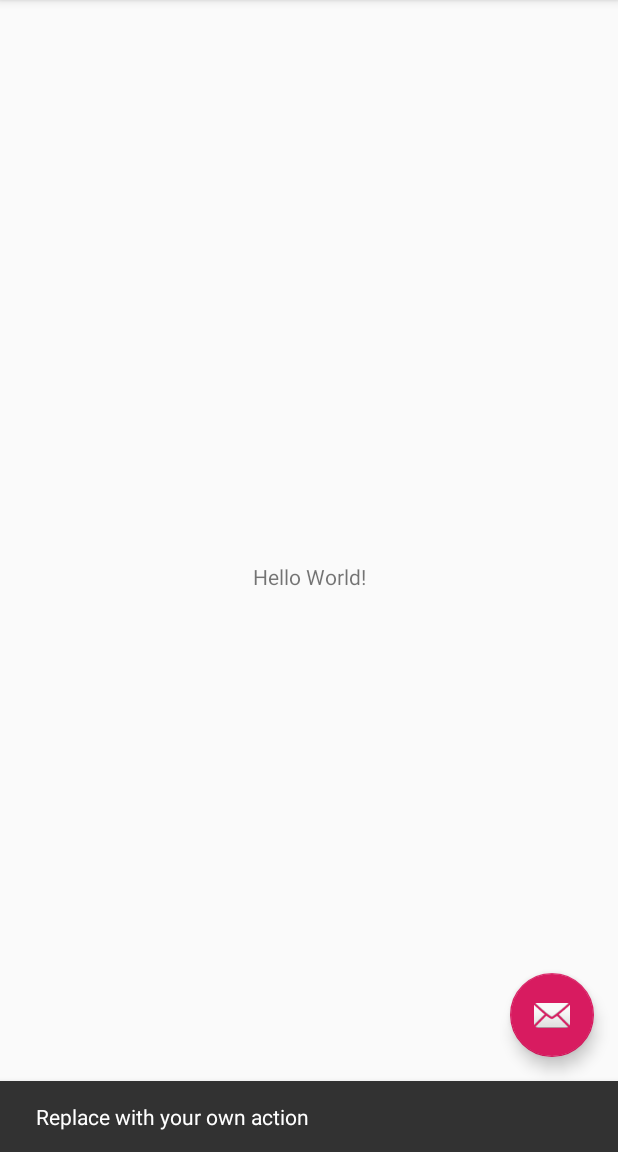
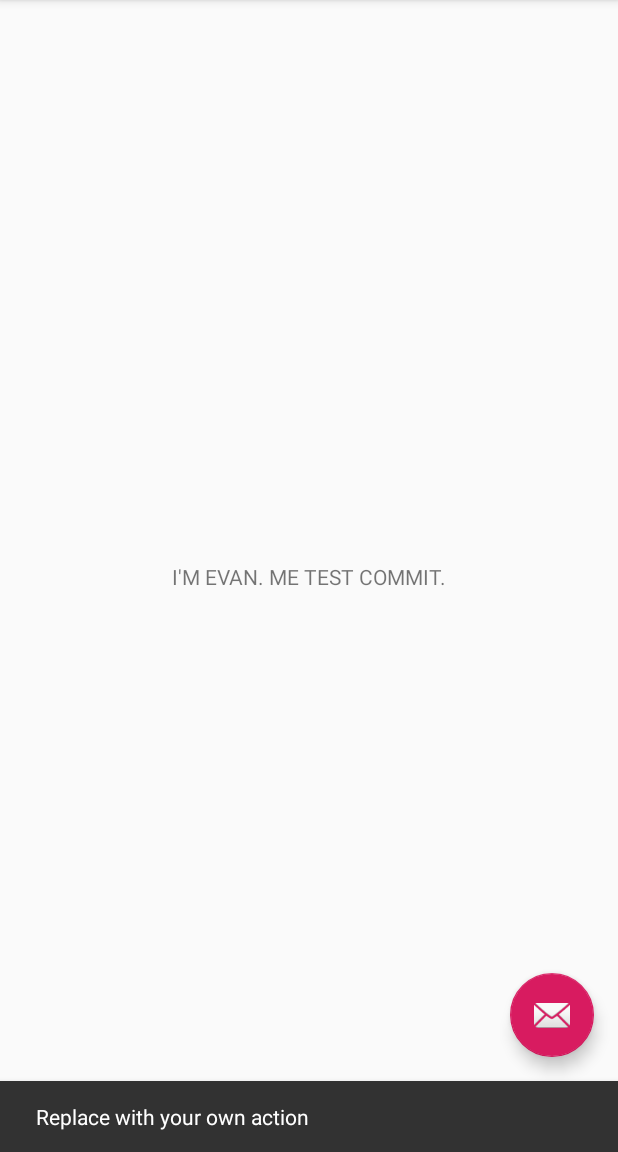
Before and after one commit to topoftheyear/QR-Alarm-Clock, an Android app: the screen it shows after launch (TestActivity), after a tap on an icon or button, on a phone screen of 412 x 824 dp, the part 84-1236 px from its top. Run offline under Robolectric (Android 15) with nearby library versions, the phone set to English and light mode, and no system bars; 2 statements that could not run were skipped.

Commit message:
ME EVAN ME DO GOOD

```diff
--- a/app/src/main/res/layout/content_test.xml
+++ b/app/src/main/res/layout/content_test.xml
@@ -13,10 +13,10 @@
             android:id="@+id/sample_text"
             android:layout_width="wrap_content"
             android:layout_height="wrap_content"
-        android:text="Hello World!"
+            android:text="I'M EVAN. ME TEST COMMIT."
             app:layout_constraintBottom_toBottomOf="parent"
             app:layout_constraintLeft_toLeftOf="parent"
             app:layout_constraintRight_toRightOf="parent"
-        app:layout_constraintTop_toTopOf="parent" />
+            app:layout_constraintTop_toTopOf="parent"/>
 
 </android.support.constraint.ConstraintLayout>
```
Lines whose indentation alone changed are shown as unchanged.
